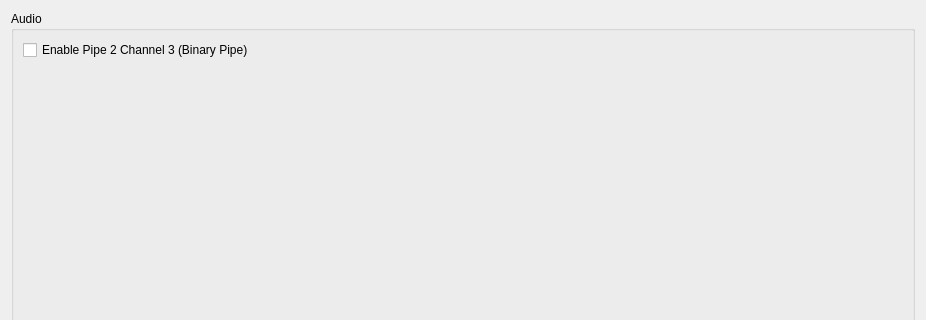
The window that src/citra_qt/configuration/configure_hacks.ui (grimtnt/citra) describes before a commit, drawn with Qt 5; both pictures show x 0 to 926 and y 0 to 320 of the 926 by 561 pixel window.
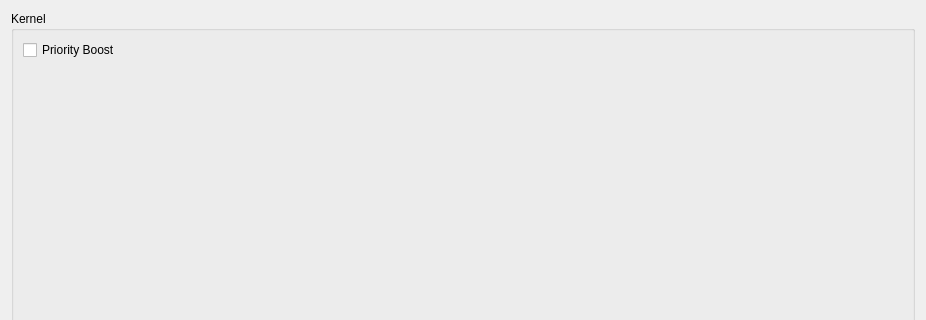
The same window after the commit.

```diff
--- a/src/citra_qt/configuration/configure_hacks.ui
+++ b/src/citra_qt/configuration/configure_hacks.ui
@@ -19,13 +19,13 @@
      <item>
       <widget class="QGroupBox" name="groupBox">
        <property name="title">
-        <string>Audio</string>
+        <string>Kernel</string>
        </property>
        <layout class="QVBoxLayout" name="Hacks">
         <item>
          <widget class="QCheckBox" name="toggle_pipe3">
           <property name="text">
-           <string>Enable Pipe 2 Channel 3 (Binary Pipe)</string>
+           <string>Priority Boost</string>
           </property>
          </widget>
         </item>
```
Left out of the diff: 4 changed lines with no effect on the pictures.
